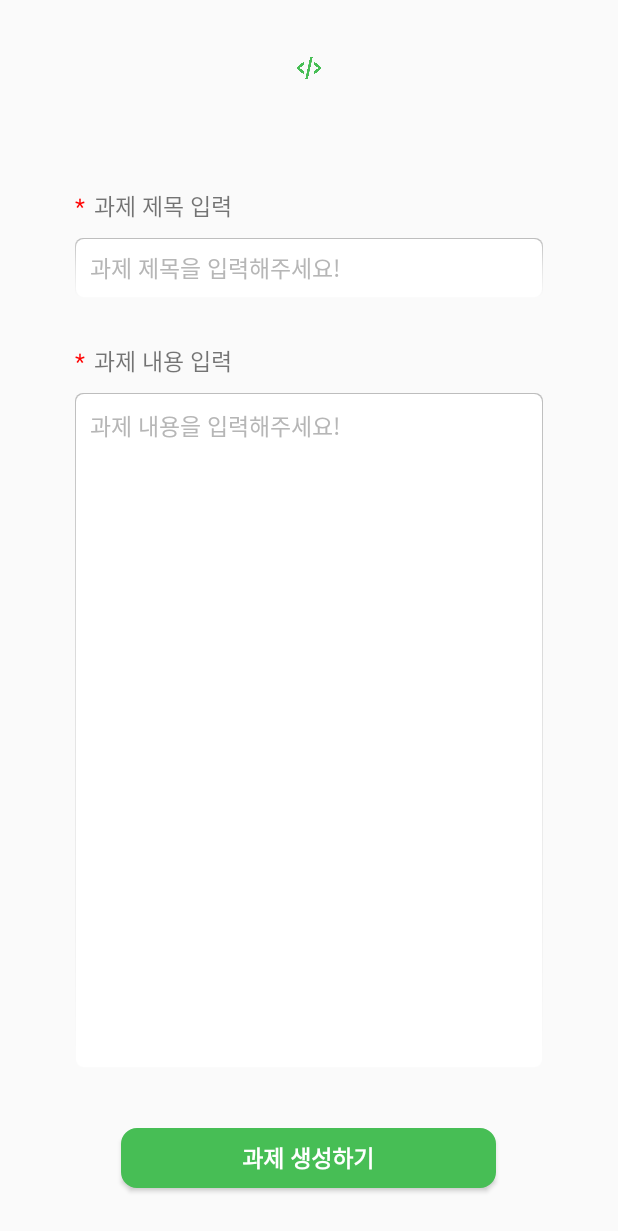
After one commit to haewon1106/Android_Seugoi, an Android app: the layout study_manager_screen.xml on its own in the app's theme, with its tools: preview values and no code run, on a phone screen of 412 x 824 dp. The commit adds this screen. Shown: the top 1231 px of the screen. Run offline under Robolectric (Android 15) with nearby library versions, the phone set to English and light mode, and no system bars.

Commit message:
study_screen finish

```diff
--- /dev/null
+++ b/app/src/main/res/layout/study_manager_screen.xml
@@ -0,0 +1,113 @@
+<?xml version="1.0" encoding="utf-8"?>
+<LinearLayout xmlns:android="http://schemas.android.com/apk/res/android"
+    android:layout_width="match_parent"
+    android:layout_height="match_parent"
+    android:orientation="vertical">
+
+    <ImageView
+        android:layout_width="20dp"
+        android:layout_height="20dp"
+        android:layout_gravity="center_horizontal"
+        android:layout_marginTop="35dp"
+        android:src="@drawable/logo"/>
+
+    <LinearLayout
+        android:layout_width="match_parent"
+        android:layout_height="wrap_content"
+        android:orientation="vertical">
+
+        <LinearLayout
+            android:layout_width="wrap_content"
+            android:layout_height="wrap_content">
+
+            <TextView
+                android:layout_width="wrap_content"
+                android:layout_height="wrap_content"
+                android:layout_marginLeft="50dp"
+                android:layout_marginTop="70dp"
+                android:text="*"
+                android:textColor="#FF0000"
+                android:textSize="15dp"/>
+
+            <TextView
+                android:layout_width="wrap_content"
+                android:layout_height="wrap_content"
+                android:layout_marginLeft="6dp"
+                android:layout_marginTop="70dp"
+                android:text="과제 제목 입력"
+                android:textSize="15dp"/>
+
+        </LinearLayout>
+
+        <EditText
+            android:layout_width="match_parent"
+            android:layout_height="40dp"
+            android:layout_marginLeft="50dp"
+            android:layout_marginRight="50dp"
+            android:layout_marginTop="10dp"
+            android:hint="과제 제목을 입력해주세요!"
+            android:textColorHint="#B6B6B6"
+            android:textSize="15dp"
+            android:paddingLeft="10dp"
+            android:background="@drawable/input"/>
+
+    </LinearLayout>
+
+    <LinearLayout
+        android:layout_width="match_parent"
+        android:layout_height="wrap_content"
+        android:orientation="vertical">
+
+        <LinearLayout
+            android:layout_width="wrap_content"
+            android:layout_height="wrap_content">
+
+            <TextView
+                android:layout_width="wrap_content"
+                android:layout_height="wrap_content"
+                android:layout_marginLeft="50dp"
+                android:layout_marginTop="30dp"
+                android:text="*"
+                android:textColor="#FF0000"
+                android:textSize="15dp"/>
+
+            <TextView
+                android:layout_width="wrap_content"
+                android:layout_height="wrap_content"
+                android:layout_marginLeft="6dp"
+                android:layout_marginTop="30dp"
+                android:text="과제 내용 입력"
+                android:textSize="15dp"/>
+
+        </LinearLayout>
+
+        <EditText
+            android:layout_width="match_parent"
+            android:layout_height="450dp"
+            android:layout_marginLeft="50dp"
+            android:layout_marginRight="50dp"
+            android:layout_marginTop="10dp"
+            android:gravity="top"
+            android:hint="과제 내용을 입력해주세요!"
+            android:textColorHint="#B6B6B6"
+            android:textSize="15dp"
+            android:paddingLeft="10dp"
+            android:paddingTop="10dp"
+            android:background="@drawable/input"/>
+
+    </LinearLayout>
+
+    <Button
+        android:layout_width="250dp"
+        android:layout_height="40dp"
+        android:layout_marginTop="40dp"
+        android:layout_gravity="center"
+        android:text="과제 생성하기"
+        android:textColor="#ffffff"
+        android:textSize="15dp"
+        android:textStyle="bold"
+        android:backgroundTint="#47BE55"
+        android:background="@drawable/round"/>
+
+
+</LinearLayout>
--- a/app/src/main/res/layout/study_screen_manager.xml
+++ b/app/src/main/res/layout/study_screen_manager.xml
@@ -20,7 +20,8 @@
             android:layout_height="175dp"
             android:layout_marginTop="35dp"
             android:src="@drawable/javastudy"
-            android:scaleType="centerCrop"/>
+            android:scaleType="centerCrop" />
+
 
         <!--  ImageView의 layout에 꽉 차게 크기를 맞춰 출력(비율유지)  -->
         <LinearLayout
@@ -148,12 +149,14 @@
 
     <Button
         android:layout_width="250dp"
-        android:layout_height="wrap_content"
+        android:layout_height="40dp"
         android:layout_gravity="center"
+        android:layout_marginTop="350dp"
         android:text="과제 추가하기"
         android:textColor="#ffffff"
         android:textSize="15dp"
         android:textStyle="bold"
-        android:backgroundTint="#47BE55"/>
+        android:backgroundTint="#47BE55"
+        android:background="@drawable/round"/>
 
 </LinearLayout>
```
